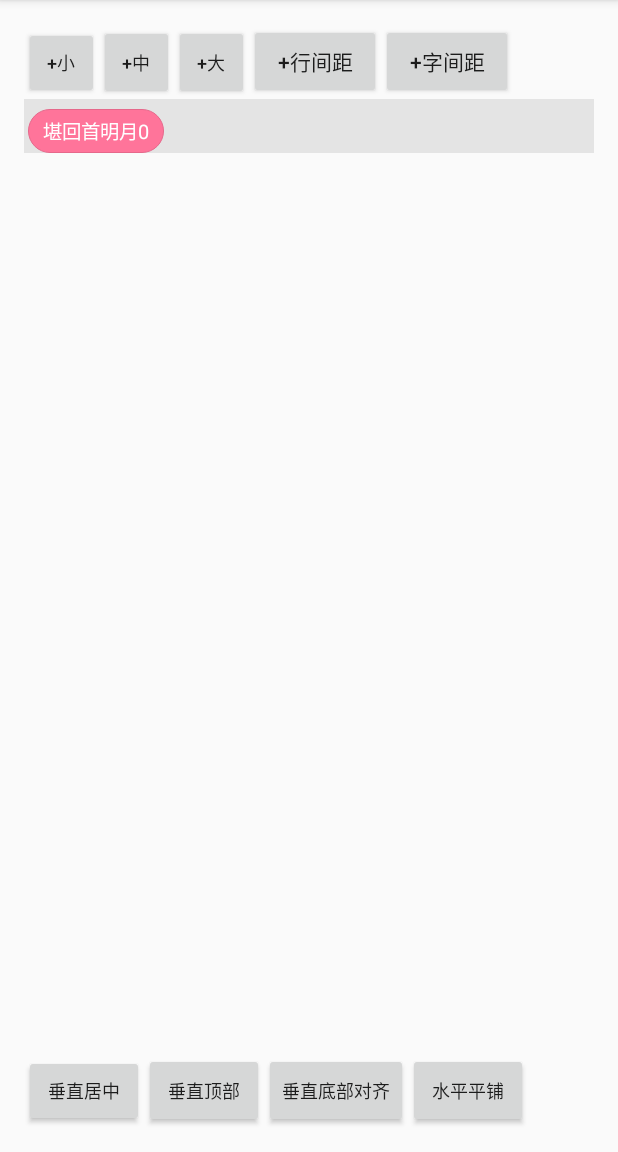
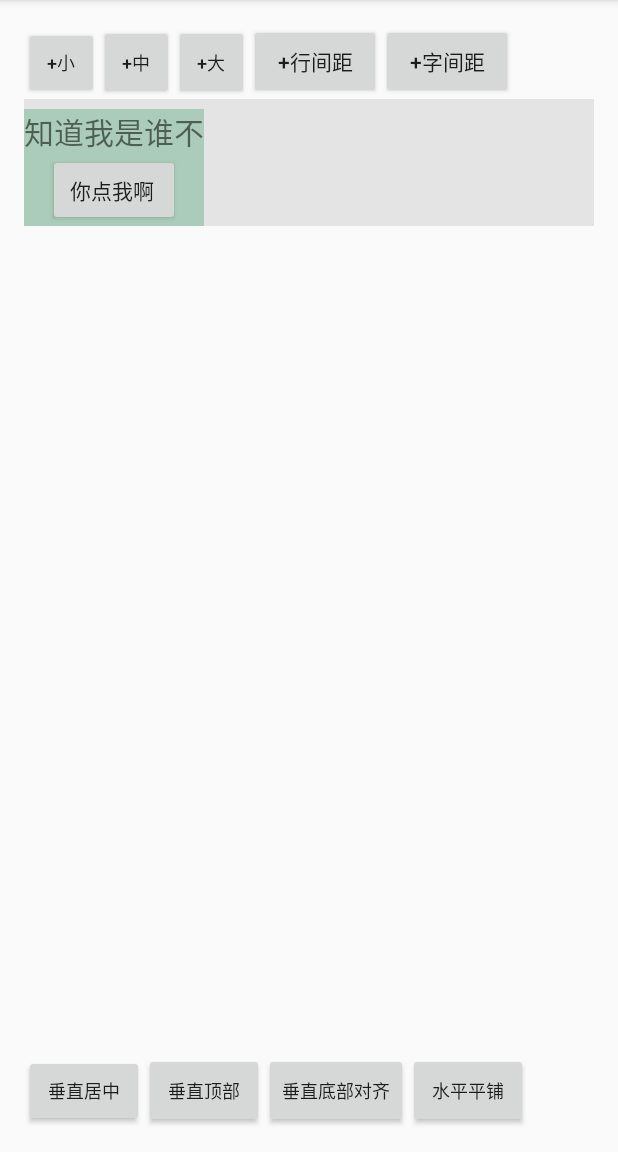
Before and after one commit to xiaxiao1/XXFlowLayout, an Android app: the screen it shows after launch (MainActivity), after a tap on "+小", on a phone screen of 412 x 824 dp, the part 84-1236 px from its top. Run offline under Robolectric (Android 15) with nearby library versions, the phone set to English and light mode, and no system bars.

```diff
--- a/app/src/main/java/com/example/xiaxiao/xxflowlayout/MainActivity.java
+++ b/app/src/main/java/com/example/xiaxiao/xxflowlayout/MainActivity.java
@@ -3,9 +3,11 @@ package com.example.xiaxiao.xxflowlayout;
 import android.graphics.Color;
 import android.support.v7.app.AppCompatActivity;
 import android.os.Bundle;
+import android.util.Log;
 import android.view.View;
 import android.view.ViewGroup;
 import android.widget.EditText;
+import android.widget.ListView;
 import android.widget.RelativeLayout;
 import android.widget.ScrollView;
 import android.widget.TextView;
@@ -16,22 +18,41 @@ public class MainActivity extends AppCompatActivity {
     XXFlowLayout xxFlowLayout;
     ScrollView scrollView;
     int size=20;
+    ListView listView;
     String msg = "春花秋月何时了，往事知多少。小楼昨夜又东风，故国不堪回首明月中。雕栏玉砌应犹在，只是朱颜改，问君能有几多愁，恰似一江春水向东流。";
+    View btn;
+    View item;
     @Override
     protected void onCreate(Bundle savedInstanceState) {
         super.onCreate(savedInstanceState);
         setContentView(R.layout.activity_main);
         editText = (EditText) findViewById(R.id.et);
         xxFlowLayout = (XXFlowLayout) findViewById(R.id.fl);
+        xxFlowLayout.setOnChildClickListener(new XXFlowLayout.OnChildClickListener() {
+            @Override
+            public void onClick(View view, int index, int line) {
+                Log.i("xx","index="+index+"   line="+line+"  say="+((TextView)view).getText().toString());
+            }
+        });
 //        xxFlowLayout.setHorizontalUniformed(true);
+
 
         scrollView = (ScrollView) findViewById(R.id.sc);
     }
 
     int index=0;
     public void addView(View view) {
-       size=13;
-        add();
+       /*size=13;
+        add();*/
+        View item2 = View.inflate(this, R.layout.item, null);
+        btn = item2.findViewById(R.id.btn);
+        btn.setOnClickListener(new View.OnClickListener() {
+            @Override
+            public void onClick(View v) {
+                Toast.makeText(MainActivity.this,"你点我干哈啊",Toast.LENGTH_SHORT).show();
+            }
+        });
+        xxFlowLayout.addView(item2);
     }
     public void addBigView(View view) {
         size=33;
@@ -83,13 +104,13 @@ public class MainActivity extends AppCompatActivity {
         t.setTextSize(size);
         t.setTextColor(Color.WHITE);
         t.setBackgroundResource(R.drawable.bg);
-        t.setOnClickListener(new View.OnClickListener() {
+        /*t.setOnClickListener(new View.OnClickListener() {
             @Override
             public void onClick(View v) {
                 xxFlowLayout.removeView(t);
                 Toast.makeText(MainActivity.this,"删除了 "+t.getText().toString(),Toast.LENGTH_SHORT).show();
             }
-        });
+        });*/
         xxFlowLayout.addView(t);
         scrollView.fullScroll(ScrollView.FOCUS_DOWN);
     }
--- /dev/null
+++ b/app/src/main/res/layout/item.xml
@@ -0,0 +1,22 @@
+<?xml version="1.0" encoding="utf-8"?>
+<LinearLayout xmlns:android="http://schemas.android.com/apk/res/android"
+    android:orientation="vertical" android:layout_width="wrap_content"
+    android:layout_height="wrap_content"
+    android:background="#abccba"
+    >
+    <TextView
+        android:layout_width="wrap_content"
+        android:layout_height="wrap_content"
+        android:textSize="20sp"
+        android:text="知道我是谁不"
+        android:layout_gravity="center_horizontal"
+        />
+    <Button
+        android:id="@+id/btn"
+        android:layout_width="wrap_content"
+        android:layout_height="wrap_content"
+        android:text="你点我啊 "
+        android:layout_gravity="center_horizontal"
+        />
+
+</LinearLayout>
```
Also changed, not shown: app/src/main/java/com/example/xiaxiao/xxflowlayout/XXFlowLayout.java (+85 -0 lines).
